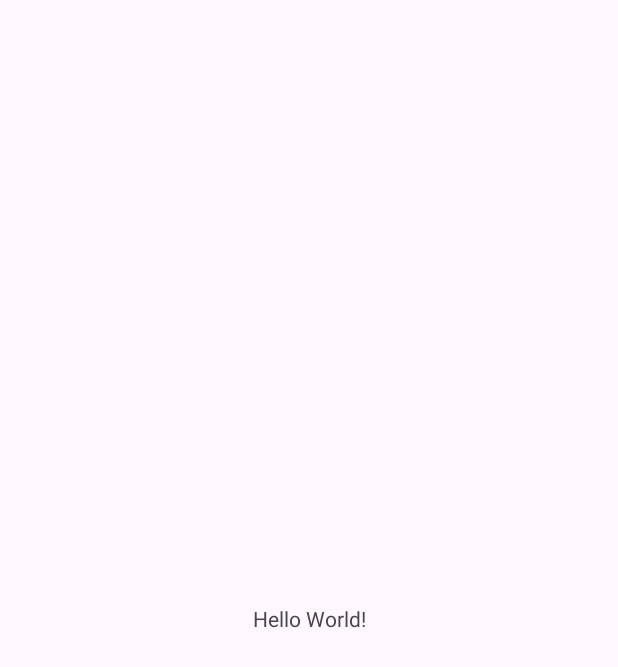
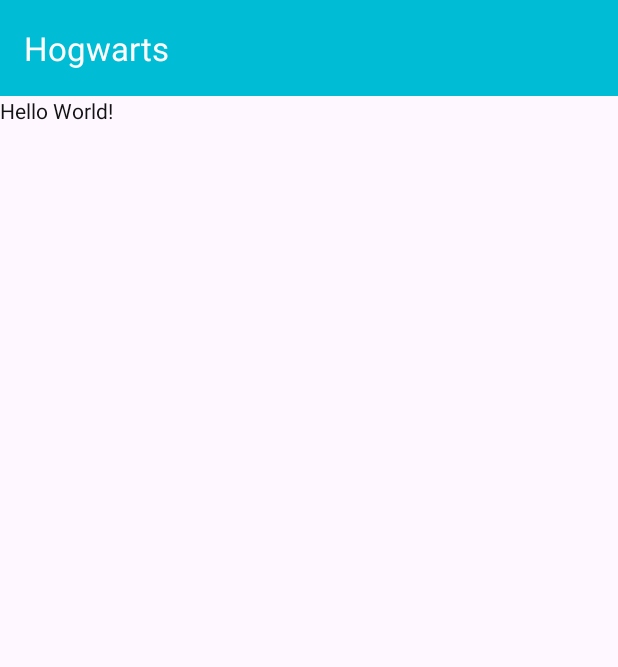
Before and after one commit to chirag389817/hogwarts-app, an Android app: the screen it shows after launch (MainActivity), on a phone screen of 412 x 824 dp. Before the commit the part shown is almost empty. Shown: the top 667 px of the screen. Run offline under Robolectric (Android 15) with nearby library versions, the phone set to English and light mode, and no system bars.

Commit message:
basic setup

```diff
--- a/app/build.gradle.kts
+++ b/app/build.gradle.kts
@@ -22,6 +22,9 @@ android {
             proguardFiles(getDefaultProguardFile("proguard-android-optimize.txt"), "proguard-rules.pro")
         }
     }
+    buildFeatures{
+        viewBinding = true
+    }
     compileOptions {
         sourceCompatibility = JavaVersion.VERSION_1_8
         targetCompatibility = JavaVersion.VERSION_1_8
--- a/app/src/main/java/com/csp/hogwarts/MainActivity.java
+++ b/app/src/main/java/com/csp/hogwarts/MainActivity.java
@@ -4,11 +4,17 @@ import androidx.appcompat.app.AppCompatActivity;
 
 import android.os.Bundle;
 
+import com.csp.hogwarts.databinding.ActivityMainBinding;
+
 public class MainActivity extends AppCompatActivity {
+
+    private ActivityMainBinding binding;
 
     @Override
     protected void onCreate(Bundle savedInstanceState) {
         super.onCreate(savedInstanceState);
-        setContentView(R.layout.activity_main);
+        binding = ActivityMainBinding.inflate(getLayoutInflater());
+        setContentView(binding.getRoot());
+        setSupportActionBar(binding.toolbar);
     }
 }
--- a/app/src/main/res/layout/activity_main.xml
+++ b/app/src/main/res/layout/activity_main.xml
@@ -1,10 +1,22 @@
 <?xml version="1.0" encoding="utf-8"?>
-<androidx.constraintlayout.widget.ConstraintLayout xmlns:android="http://schemas.android.com/apk/res/android"
+<androidx.appcompat.widget.LinearLayoutCompat xmlns:android="http://schemas.android.com/apk/res/android"
     xmlns:app="http://schemas.android.com/apk/res-auto"
     xmlns:tools="http://schemas.android.com/tools"
     android:layout_width="match_parent"
     android:layout_height="match_parent"
+    android:orientation="vertical"
     tools:context=".MainActivity">
+
+    <com.google.android.material.appbar.AppBarLayout
+        android:layout_width="match_parent"
+        android:layout_height="?attr/actionBarSize"
+        android:background="?android:statusBarColor">
+        <androidx.appcompat.widget.Toolbar
+            android:id="@+id/toolbar"
+            android:layout_width="match_parent"
+            android:layout_height="match_parent">
+        </androidx.appcompat.widget.Toolbar>
+    </com.google.android.material.appbar.AppBarLayout>
 
     <TextView
         android:layout_width="wrap_content"
@@ -15,4 +27,4 @@
         app:layout_constraintStart_toStartOf="parent"
         app:layout_constraintTop_toTopOf="parent" />
 
-</androidx.constraintlayout.widget.ConstraintLayout>
+</androidx.appcompat.widget.LinearLayoutCompat>
--- a/app/src/main/res/values-night/themes.xml
+++ b/app/src/main/res/values-night/themes.xml
@@ -1,7 +1,17 @@
 <resources xmlns:tools="http://schemas.android.com/tools">
     <!-- Base application theme. -->
     <style name="Base.Theme.Hogwarts" parent="Theme.Material3.DayNight.NoActionBar">
-        <!-- Customize your dark theme here. -->
-        <!-- <item name="colorPrimary">@color/my_dark_primary</item> -->
+        <!-- Primary brand color. -->
+        <item name="colorPrimary">@color/actionbar</item>
+        <item name="colorPrimaryVariant">@color/purple_700</item>
+        <item name="colorOnPrimary">@color/black</item>
+        <!-- Secondary brand color. -->
+        <item name="colorSecondary">@color/teal_200</item>
+        <item name="colorSecondaryVariant">@color/teal_200</item>
+        <item name="colorOnSecondary">@color/black</item>
+        <!-- Status bar color. -->
+        <item name="android:statusBarColor">@color/black</item>
+        <!-- Customize your theme here. -->
+        <item name="android:textColor">#D3D3D3</item>
     </style>
 </resources>
--- a/app/src/main/res/values/colors.xml
+++ b/app/src/main/res/values/colors.xml
@@ -1,5 +1,13 @@
 <?xml version="1.0" encoding="utf-8"?>
 <resources>
+    <color name="purple_200">#FFBB86FC</color>
+    <color name="purple_500">#FF6200EE</color>
+    <color name="purple_700">#FF3700B3</color>
+    <color name="teal_200">#FF03DAC5</color>
+    <color name="teal_700">#FF018786</color>
     <color name="black">#FF000000</color>
     <color name="white">#FFFFFFFF</color>
+    <!--    my colors-->
+    <color name="actionbar">#00BCD4</color>
+    <color name="call">#4CAF50</color>
 </resources>
--- a/app/src/main/res/values/themes.xml
+++ b/app/src/main/res/values/themes.xml
@@ -1,8 +1,19 @@
 <resources xmlns:tools="http://schemas.android.com/tools">
     <!-- Base application theme. -->
     <style name="Base.Theme.Hogwarts" parent="Theme.Material3.DayNight.NoActionBar">
-        <!-- Customize your light theme here. -->
-        <!-- <item name="colorPrimary">@color/my_light_primary</item> -->
+        <!-- Primary brand color. -->
+        <item name="colorPrimary">@color/actionbar</item>
+        <item name="colorPrimaryVariant">@color/purple_700</item>
+        <item name="colorOnPrimary">@color/white</item>
+        <!-- Secondary brand color. -->
+        <item name="colorSecondary">@color/teal_200</item>
+        <item name="colorSecondaryVariant">@color/teal_700</item>
+        <item name="colorOnSecondary">@color/black</item>
+        <!-- Status bar color. -->
+        <item name="android:statusBarColor">@color/actionbar</item>
+        <!-- Customize your theme here. -->
+        <item name="android:textColor">#131313</item>
+        <item name="android:textColorPrimary">#ffffff</item>
     </style>
 
     <style name="Theme.Hogwarts" parent="Base.Theme.Hogwarts" />
```
